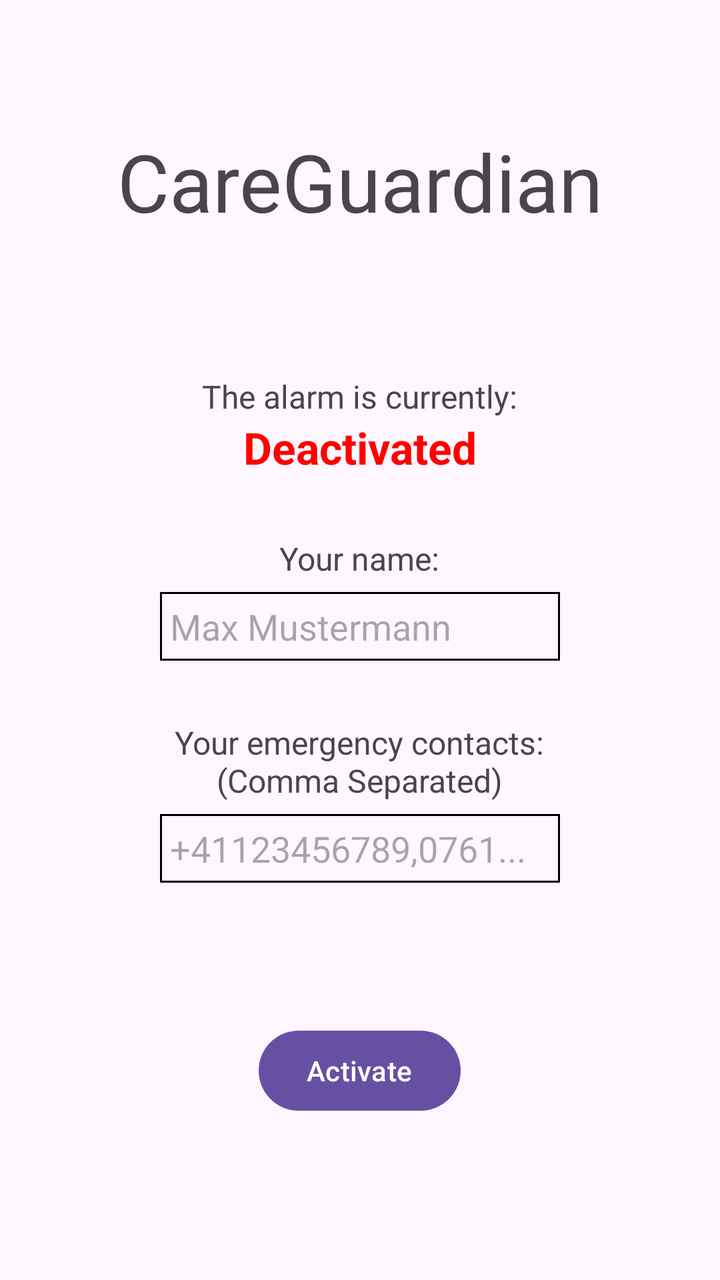
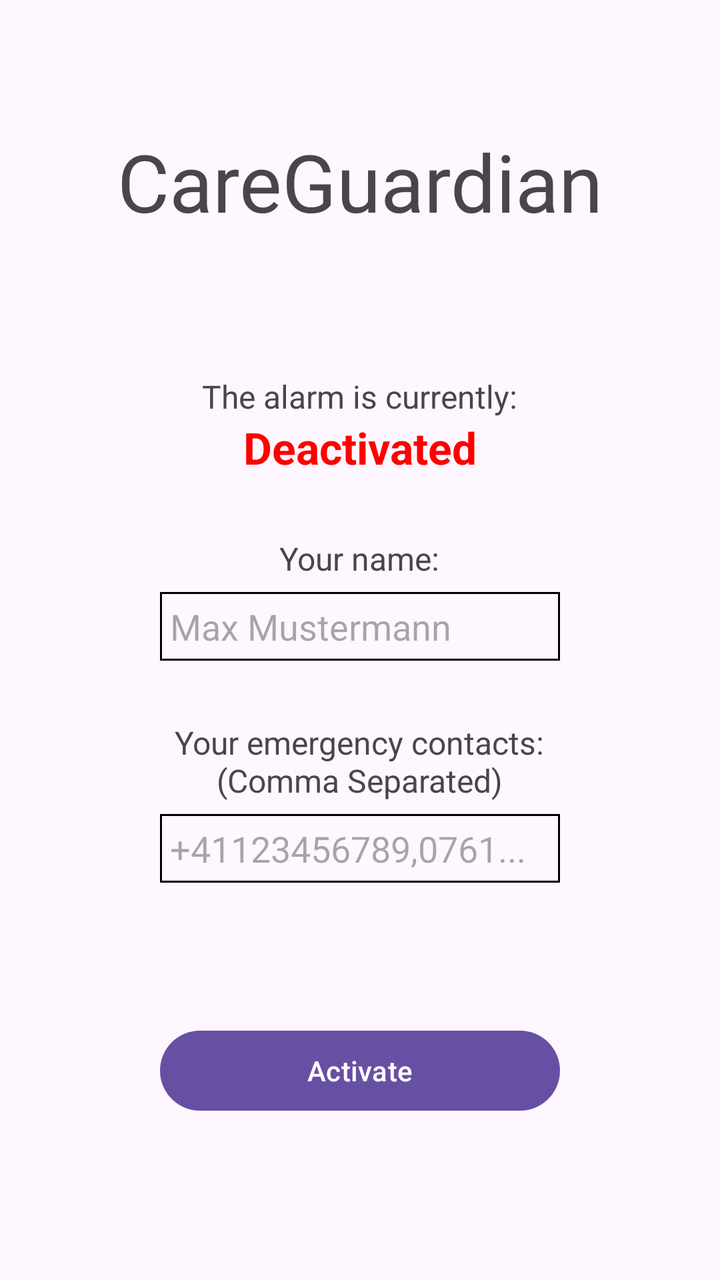

Before-and-after screenshots of an Android layout around one commit, followed by the original layout XML and the change that was made.
<!-- AndroidManifest.xml: application theme Theme.CareGuardian -->
<!-- res/layout/activity_main.xml -->
<?xml version="1.0" encoding="utf-8"?>
<LinearLayout
    xmlns:android="http://schemas.android.com/apk/res/android"
    android:layout_width="match_parent"
    android:layout_height="match_parent"
    android:orientation="vertical"
    android:gravity="center">

    <TextView
        android:layout_width="wrap_content"
        android:layout_height="wrap_content"
        android:text="CareGuardian"
        android:textSize="40dp"
        android:layout_marginBottom="70dp"
        />

    <TextView
        android:layout_width="wrap_content"
        android:layout_height="wrap_content"
        android:text="The alarm is currently:"
        android:textSize="16dp"
        />
    <TextView
        android:id="@+id/status"
        android:layout_width="wrap_content"
        android:layout_height="wrap_content"
        android:text="Deactivated"
        android:textStyle="bold"
        android:textColor="#FF0000"
        android:textSize="22dp"
        android:layout_marginBottom="30dp"
        />

    <TextView
        android:layout_width="wrap_content"
        android:layout_height="wrap_content"
        android:text="Your name:"
        android:textSize="16dp"
        />
    <EditText
        android:id="@+id/inputName"
        android:layout_width="200dp"
        android:layout_height="wrap_content"
        android:layout_marginBottom="30dp"
        android:layout_marginTop="6dp"
        android:background="@drawable/edittext"
        android:hint="Max Mustermann"
        />

    <TextView
        android:layout_width="wrap_content"
        android:layout_height="wrap_content"
        android:textAlignment="center"
        android:text="Your emergency contacts:\n(Comma Separated)"
        android:textSize="16dp"
        />
    <EditText
        android:id="@+id/inputContacts"
        android:layout_width="200dp"
        android:layout_height="wrap_content"
        android:layout_marginBottom="70dp"
        android:layout_marginTop="6dp"
        android:background="@drawable/edittext"
        android:hint="+41123456789,0761..."
        />

    <Button
        android:id="@+id/alarmToggler"
        android:layout_width="wrap_content"
        android:layout_height="wrap_content"
        android:text="Activate" />
    <TextView
        android:id="@+id/inputHint"
        android:layout_width="wrap_content"
        android:layout_height="wrap_content"
        android:textStyle="italic"
        android:textSize="12dp" />

</LinearLayout>
<!-- resources referenced by this layout -->
<resources>
  <!-- drawable edittext (drawable) -->
  <shape xmlns:android="http://schemas.android.com/apk/res/android"
      android:shape="rectangle">
      <stroke
          android:width="1dp"
          android:color="#000000"
      />
      <padding
          android:left="5dp"
          android:right="5dp"
          android:top="5dp"
          android:bottom="5dp"
          />
  </shape>
  <style name="Theme.CareGuardian" parent="Base.Theme.CareGuardian" />
  <style name="Base.Theme.CareGuardian" parent="Theme.Material3.DayNight.NoActionBar">
          
          
      </style>
</resources>

<!-- the commit's change to res/layout/activity_main.xml (unified diff, before → after) -->
@@ -66,7 +66,7 @@
 
     <Button
         android:id="@+id/alarmToggler"
-        android:layout_width="wrap_content"
+        android:layout_width="200dp"
         android:layout_height="wrap_content"
         android:text="Activate" />
     <TextView
